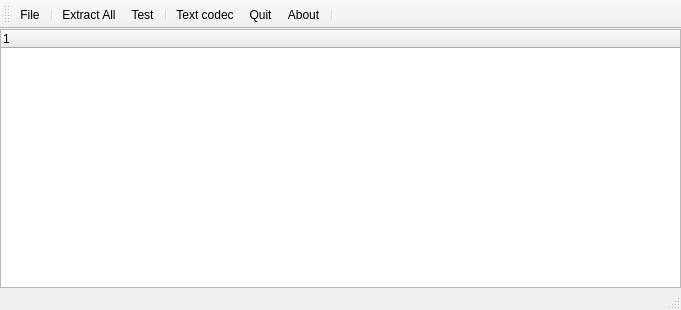
Qt form LhaGUI/mainwindow.ui (ipr/qLhaTool) before a commit.
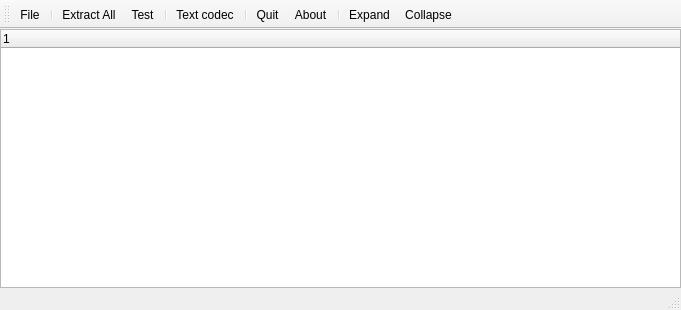
The same form after that commit.

```diff
--- a/LhaGUI/mainwindow.ui
+++ b/LhaGUI/mainwindow.ui
@@ -49,9 +49,12 @@
    <addaction name="actionTest"/>
    <addaction name="separator"/>
    <addaction name="actionTextCodec"/>
+   <addaction name="separator"/>
    <addaction name="actionQuit"/>
    <addaction name="actionAbout"/>
    <addaction name="separator"/>
+   <addaction name="actionExpand"/>
+   <addaction name="actionCollapse"/>
   </widget>
   <widget class="QStatusBar" name="statusBar"/>
   <action name="actionFile">
@@ -102,6 +105,16 @@
     <string>T</string>
    </property>
   </action>
+  <action name="actionExpand">
+   <property name="text">
+    <string>Expand</string>
+   </property>
+  </action>
+  <action name="actionCollapse">
+   <property name="text">
+    <string>Collapse</string>
+   </property>
+  </action>
  </widget>
  <layoutdefault spacing="6" margin="11"/>
  <resources/>
```
Left out of the diff: 3 changed lines with no effect on the pictures.
